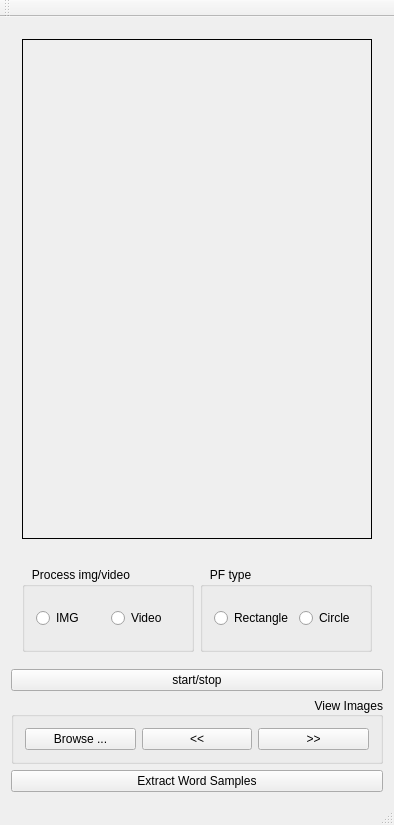
First picture: the form in forms/mainwindow.ui, repository Boazrciasn/RDFramework, before the edit.
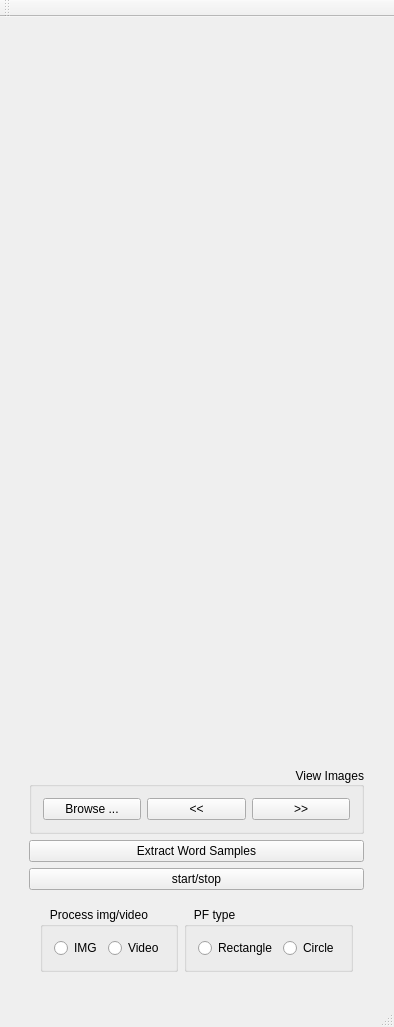
Second picture: the form after the edit.

Commit message: screen size settings

```diff
--- a/forms/mainwindow.ui
+++ b/forms/mainwindow.ui
@@ -18,7 +18,7 @@
     <item>
      <widget class="QWidget" name="widget" native="true">
       <layout class="QHBoxLayout" name="horizontalLayout_4">
-       <item>
+       <item alignment="Qt::AlignHCenter|Qt::AlignVCenter">
         <widget class="QLabel" name="label">
          <property name="sizePolicy">
           <sizepolicy hsizetype="Ignored" vsizetype="Ignored">
@@ -28,12 +28,12 @@
          </property>
          <property name="minimumSize">
           <size>
-           <width>300</width>
-           <height>500</height>
+           <width>200</width>
+           <height>700</height>
           </size>
          </property>
          <property name="frameShape">
-          <enum>QFrame::Panel</enum>
+          <enum>QFrame::NoFrame</enum>
          </property>
          <property name="text">
           <string/>
@@ -46,7 +46,72 @@
       </layout>
      </widget>
     </item>
+    <item alignment="Qt::AlignHCenter|Qt::AlignBottom">
+     <widget class="QWidget" name="widget_controllers" native="true">
+      <property name="maximumSize">
+       <size>
+        <width>16777215</width>
+        <height>250</height>
+       </size>
+      </property>
+      <layout class="QVBoxLayout" name="verticalLayout_2">
+       <item alignment="Qt::AlignBottom">
+        <widget class="QGroupBox" name="groupBox_3">
+         <property name="maximumSize">
+          <size>
+           <width>16777215</width>
+           <height>100</height>
+          </size>
+         </property>
+         <property name="title">
+          <string>View Images</string>
+         </property>
+         <property name="alignment">
+          <set>Qt::AlignRight|Qt::AlignTrailing|Qt::AlignVCenter</set>
+         </property>
+         <layout class="QHBoxLayout" name="horizontalLayout_6">
     <item>
+           <widget class="QPushButton" name="browse">
+            <property name="text">
+             <string>Browse ...</string>
+            </property>
+           </widget>
+          </item>
+          <item>
+           <widget class="QPushButton" name="previous">
+            <property name="text">
+             <string>&lt;&lt;</string>
+            </property>
+           </widget>
+          </item>
+          <item>
+           <widget class="QPushButton" name="next">
+            <property name="text">
+             <string>&gt;&gt;</string>
+            </property>
+           </widget>
+          </item>
+         </layout>
+        </widget>
+       </item>
+       <item alignment="Qt::AlignBottom">
+        <widget class="QPushButton" name="extractWords">
+         <property name="text">
+          <string>Extract Word Samples</string>
+         </property>
+        </widget>
+       </item>
+       <item alignment="Qt::AlignBottom">
+        <widget class="QPushButton" name="runButton">
+         <property name="text">
+          <string>start/stop</string>
+         </property>
+         <property name="autoDefault">
+          <bool>false</bool>
+         </property>
+        </widget>
+       </item>
+       <item alignment="Qt::AlignBottom">
      <widget class="QWidget" name="widget_2" native="true">
       <property name="enabled">
        <bool>true</bool>
@@ -57,6 +122,12 @@
         <verstretch>0</verstretch>
        </sizepolicy>
       </property>
+         <property name="maximumSize">
+          <size>
+           <width>16777215</width>
+           <height>100</height>
+          </size>
+         </property>
       <layout class="QHBoxLayout" name="horizontalLayout">
        <item>
         <widget class="QGroupBox" name="groupBox">
@@ -119,56 +190,9 @@
       </layout>
      </widget>
     </item>
-    <item>
-     <widget class="QPushButton" name="runButton">
-      <property name="text">
-       <string>start/stop</string>
-      </property>
-      <property name="autoDefault">
-       <bool>false</bool>
-      </property>
-     </widget>
-    </item>
-    <item>
-     <widget class="QGroupBox" name="groupBox_3">
-      <property name="title">
-       <string>View Images</string>
-      </property>
-      <property name="alignment">
-       <set>Qt::AlignRight|Qt::AlignTrailing|Qt::AlignVCenter</set>
-      </property>
-      <layout class="QHBoxLayout" name="horizontalLayout_6">
-       <item>
-        <widget class="QPushButton" name="browse">
-         <property name="text">
-          <string>Browse ...</string>
-         </property>
-        </widget>
-       </item>
-       <item>
-        <widget class="QPushButton" name="previous">
-         <property name="text">
-          <string>&lt;&lt;</string>
-         </property>
-        </widget>
-       </item>
-       <item>
-        <widget class="QPushButton" name="next">
-         <property name="text">
-          <string>&gt;&gt;</string>
-         </property>
-        </widget>
-       </item>
       </layout>
      </widget>
     </item>
-    <item>
-     <widget class="QPushButton" name="extractWords">
-      <property name="text">
-       <string>Extract Word Samples</string>
-      </property>
-     </widget>
-    </item>
    </layout>
   </widget>
   <widget class="QMenuBar" name="menuBar">
```
Lines whose indentation alone changed are shown as unchanged. The commit also changes 2 other files.
